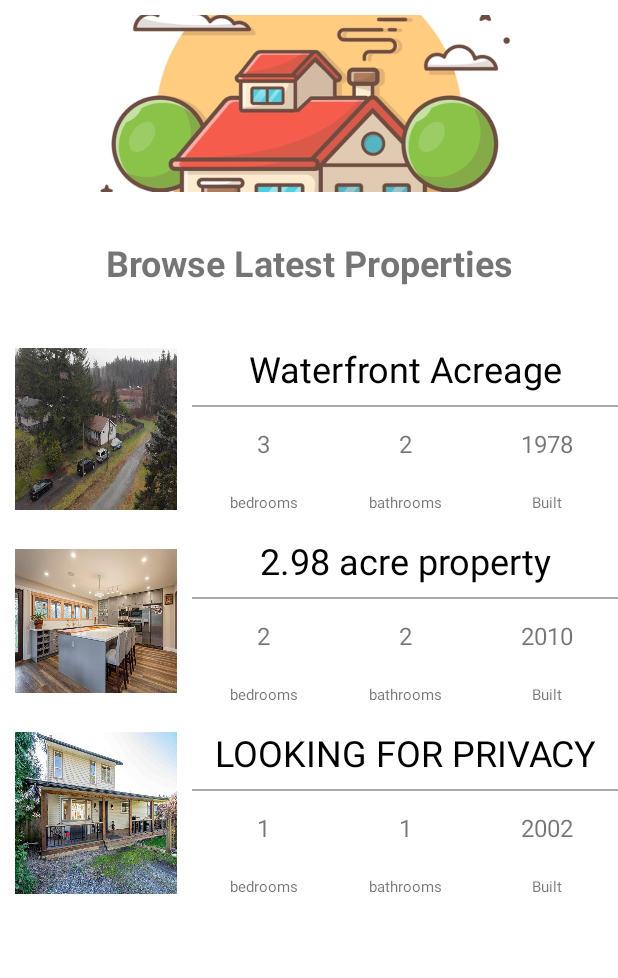
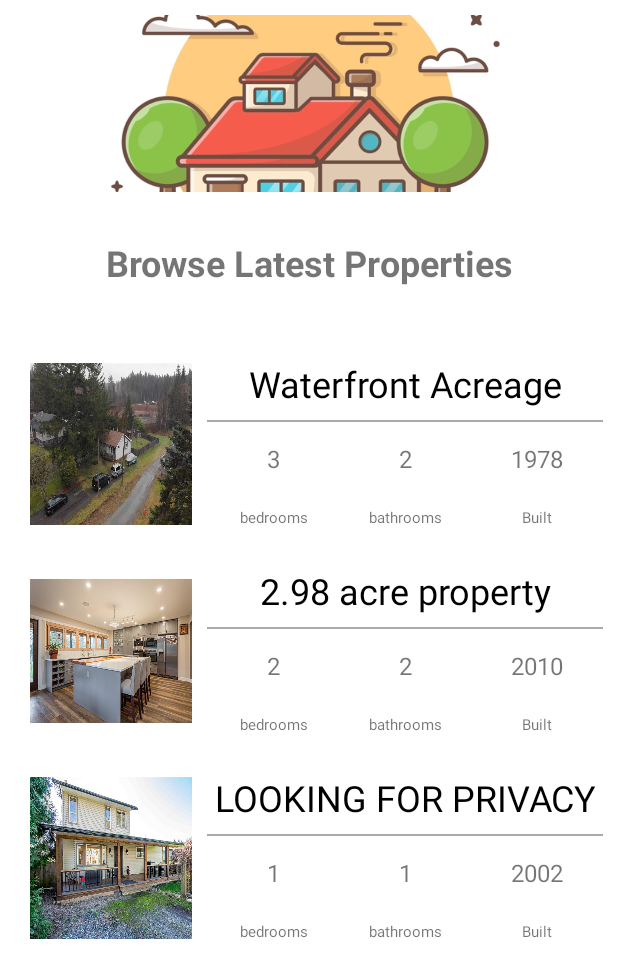
Before and after one commit to melatech/Capgemini-PropertyFinderApp-02, an Android app: the screen it shows after launch (MainActivity), on a phone screen of 412 x 824 dp. Shown: the top 978 px of the screen. Run offline under Robolectric (Android 15) with nearby library versions, the phone set to English and light mode, and no system bars.

Commit message:
Third commit:ui tidy up:property card

```diff
--- a/app/src/main/res/layout/activity_main.xml
+++ b/app/src/main/res/layout/activity_main.xml
@@ -20,8 +20,9 @@
             android:layout_width="wrap_content"
             android:layout_height="128dp"
             android:layout_marginTop="10dp"
+
             android:layout_weight="0"
-            android:padding="10dp"
+            android:padding="20dp"
             android:scaleType="centerCrop"
             app:srcCompat="@drawable/home_icon" />
 
@@ -48,6 +49,7 @@
         android:layout_height="wrap_content"
         android:orientation="vertical"
         android:layout_marginTop="20dp"
+        android:padding="10dp"
         app:layout_constraintEnd_toEndOf="parent"
         app:layout_constraintStart_toStartOf="parent"
         app:layout_constraintTop_toBottomOf="@+id/txtBrowse">
@@ -58,6 +60,7 @@
             android:layout_width="match_parent"
             android:layout_height="128dp"
             android:orientation="horizontal"
+            android:layout_marginBottom="10dp"
             app:layout_constraintEnd_toEndOf="parent"
             app:layout_constraintStart_toStartOf="parent"
             app:layout_constraintTop_toBottomOf="@id/myTopLinear">
@@ -188,6 +191,7 @@
             android:layout_width="match_parent"
             android:layout_height="128dp"
             android:orientation="horizontal"
+            android:layout_marginBottom="10dp"
             app:layout_constraintEnd_toEndOf="parent"
             app:layout_constraintStart_toStartOf="parent"
             app:layout_constraintTop_toBottomOf="@id/myLinear1">
@@ -319,6 +323,7 @@
             android:layout_width="match_parent"
             android:layout_height="128dp"
             android:orientation="horizontal"
+            android:layout_marginBottom="10dp"
             app:layout_constraintEnd_toEndOf="parent"
             app:layout_constraintStart_toStartOf="parent"
             app:layout_constraintTop_toBottomOf="@id/myLinear2">
```
